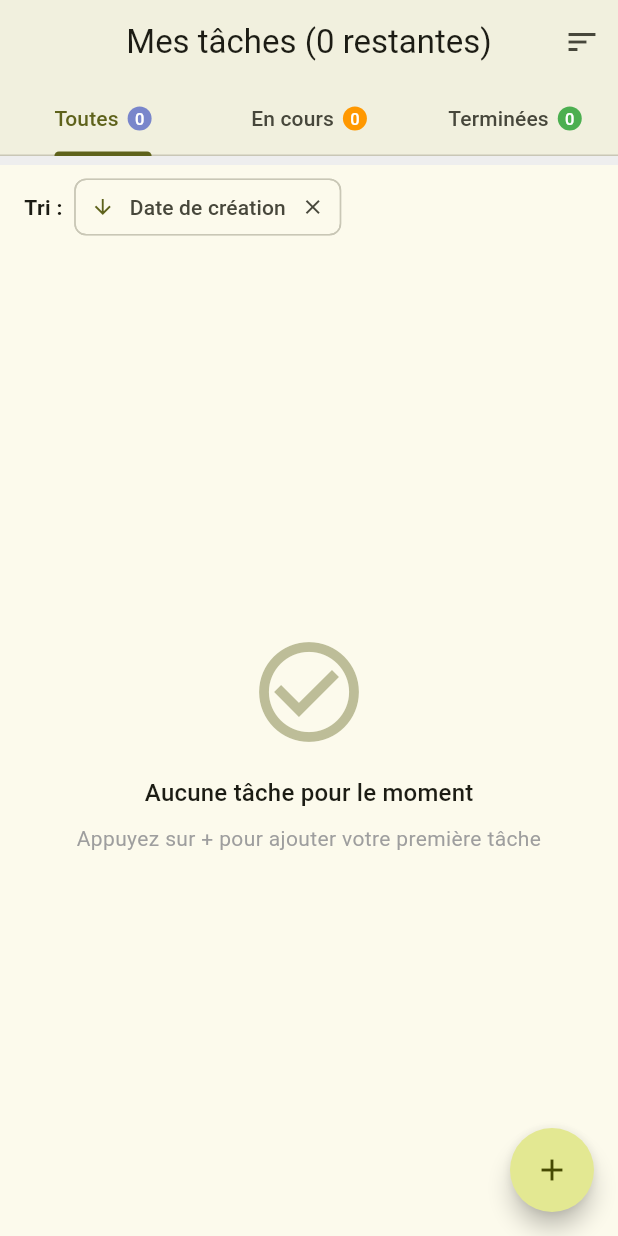
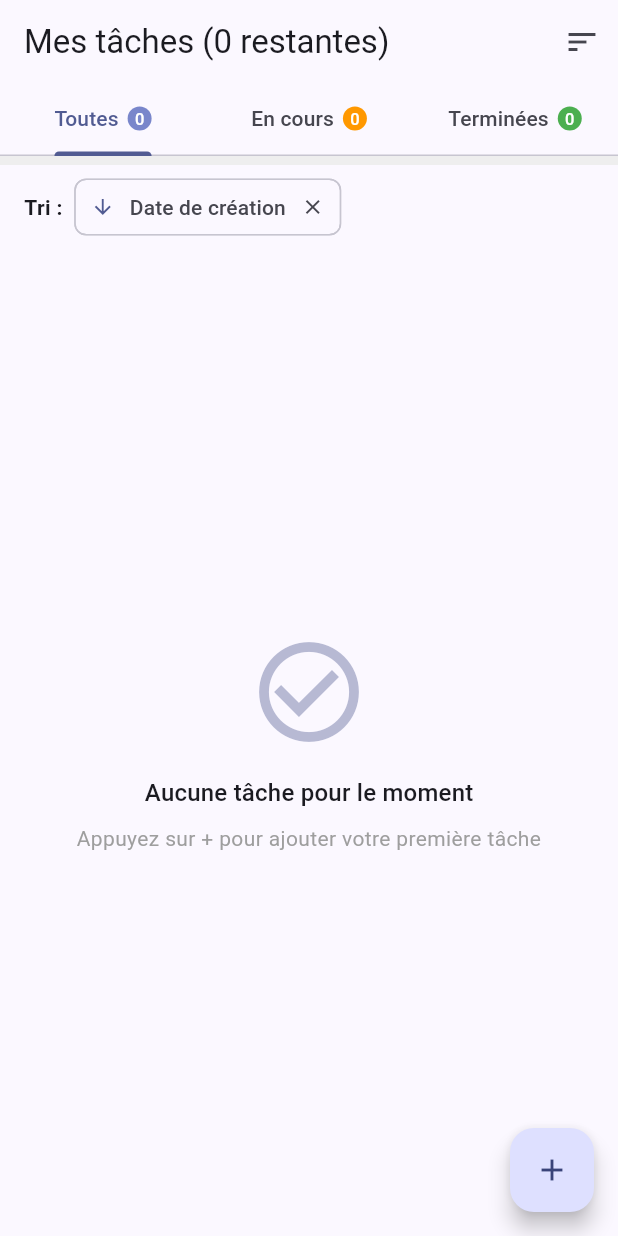
Before and after one commit to SpenaLeloup/task-manager, a Flutter app: the screen it shows after launch, after a tap on the "close" icon, on a phone screen of 412 x 824 dp. Run offline on Flutter 3.47's test engine with Material 3 defaults, Android fonts, the phone set to English and light mode, and no system bars; our stand-ins replace shared_preferences, sqflite; accounts and stored records are empty.

Commit message:
modification du main.dart

```diff
--- a/lib/main.dart
+++ b/lib/main.dart
@@ -3,11 +3,17 @@ import 'package:provider/provider.dart';
 import 'providers/task_provider.dart';
 import 'screens/home_screen.dart';
 import 'screens/add_task_screen.dart';
+import 'services/database_helper.dart';
 
-void main() {
+void main() async {
+  WidgetsFlutterBinding.ensureInitialized();
+
+  final db = DatabaseHelper.instance;
+  await db.database;
+
   runApp(
     ChangeNotifierProvider(
-      create: (_) => TaskProvider(),
+      create: (context) => TaskProvider(),
       child: const MyApp(),
     ),
   );
@@ -19,31 +25,16 @@ class MyApp extends StatelessWidget {
   @override
   Widget build(BuildContext context) {
     return MaterialApp(
-      title: 'To-Do List',
-      debugShowCheckedModeBanner: false,
+      title: 'Ma To-Do List',
+      theme: ThemeData(
+        colorScheme: ColorScheme.fromSeed(seedColor: Colors.indigo),
+        useMaterial3: true,
+      ),
       initialRoute: '/',
       routes: {
         '/': (context) => const HomeScreen(),
         '/add': (context) => const AddTaskScreen(),
       },
-      theme: ThemeData(
-        colorScheme: ColorScheme.fromSeed(
-          seedColor: const Color.fromARGB(255, 233, 245, 6),
-          brightness: Brightness.light,
-        ),
-        useMaterial3: true,
-        appBarTheme: const AppBarTheme(
-          centerTitle: true,
-          elevation: 2,
-        ),
-        floatingActionButtonTheme: const FloatingActionButtonThemeData(
-          shape: CircleBorder(),
-        ),
-        inputDecorationTheme: const InputDecorationTheme(
-          border: OutlineInputBorder(),
-          filled: true,
-        ),
-      ),
     );
   }
 }
```
